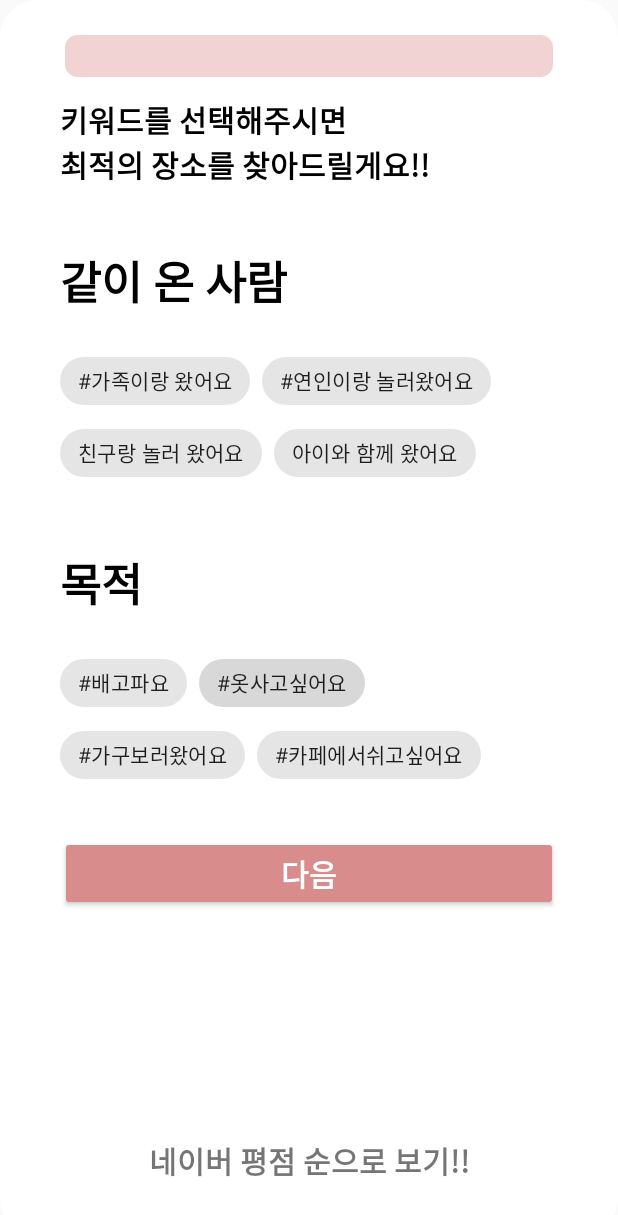
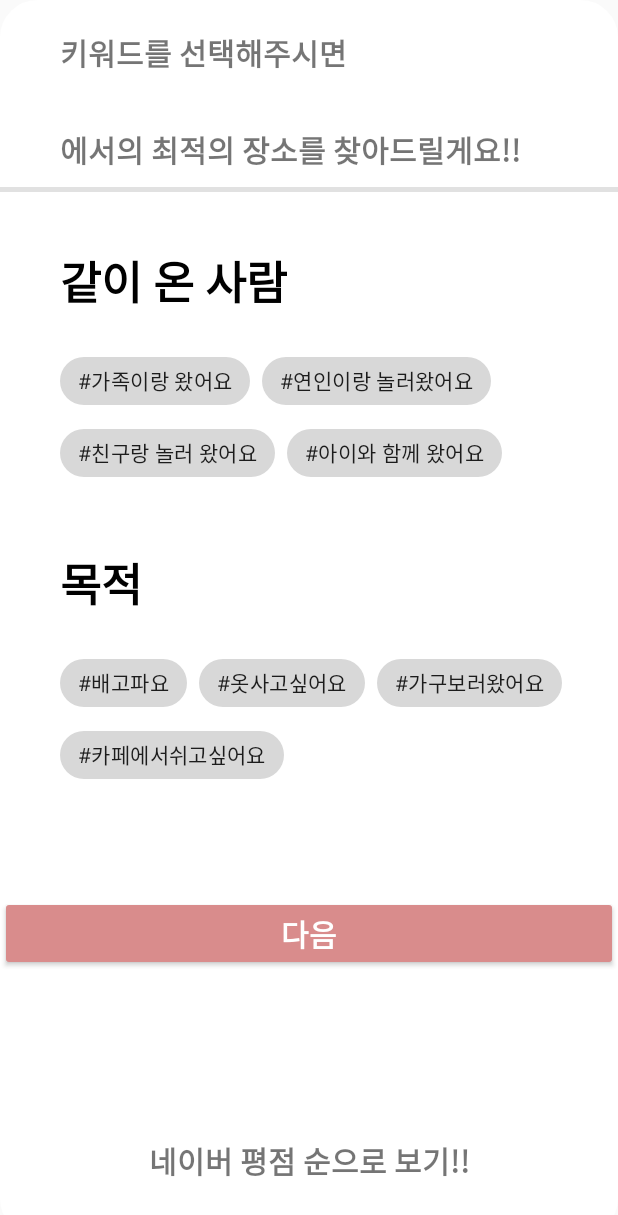
Before and after one commit to kwongustj/project_comehere, an Android app: the KeywordActivity screen opened directly, with no data from a screen before it, on a phone screen of 412 x 824 dp. Shown: the top 1215 px of the screen. Run offline under Robolectric (Android 15) with nearby library versions, the phone set to English and light mode, and no system bars; our stand-ins replace Firebase (no records; nobody signed in at launch, a user with empty details on screens opened directly); 7 statements that could not run were skipped.

Commit message:
Add:  "키워드1부분 레이아웃 전체 수정,편집 완료"

```diff
--- a/Silbi_android/app/src/main/res/layout/activity_keyword.xml
+++ b/Silbi_android/app/src/main/res/layout/activity_keyword.xml
@@ -1,179 +1,197 @@
 <?xml version="1.0" encoding="utf-8"?>
-<androidx.coordinatorlayout.widget.CoordinatorLayout
-xmlns:android="http://schemas.android.com/apk/res/android"
+<androidx.coordinatorlayout.widget.CoordinatorLayout xmlns:android="http://schemas.android.com/apk/res/android"
+    xmlns:app="http://schemas.android.com/apk/res-auto"
     xmlns:tools="http://schemas.android.com/tools"
     android:layout_width="match_parent"
     android:layout_height="match_parent"
-    xmlns:app="http://schemas.android.com/apk/res-auto"
-    tools:context=".MainActivity">
+    tools:context=".MainActivity"
+    >
 
     <androidx.constraintlayout.widget.ConstraintLayout
         android:id="@+id/constraintLayout"
         android:layout_width="match_parent"
         android:layout_height="match_parent"
         android:background="@drawable/rounded"
-        android:paddingTop="20dp"
-        android:paddingLeft="40dp"
-        android:paddingRight="40dp"
         tools:layout_editor_absoluteX="-17dp"
         tools:layout_editor_absoluteY="-17dp">
 
-
-        <androidx.constraintlayout.widget.ConstraintLayout
-            android:id="@+id/FirstFragment"
-            android:layout_width="match_parent"
+        <TextView
+            android:id="@+id/explain1"
+            android:layout_width="wrap_content"
             android:layout_height="wrap_content"
-            android:background="@drawable/rounded_inside"
-            app:layout_constraintTop_toTopOf="parent"
-            tools:layout_editor_absoluteX="16dp">
+            android:fontFamily="@font/nanoom"
+            android:text="키워드를 선택해주시면"
+            android:textSize="20dp"
+            android:paddingLeft="40dp"
+            android:paddingTop="20dp"
+            android:textStyle="bold"
+            app:layout_constraintStart_toStartOf="parent"
+            app:layout_constraintTop_toTopOf="parent" />
 
         <TextView
             android:id="@+id/buildingName"
             android:layout_width="wrap_content"
             android:layout_height="wrap_content"
             android:fontFamily="@font/nanoom"
-                android:text="누구랑 놀러왔요?"
+            android:text="-"
+            android:paddingLeft="40dp"
             android:textSize="25dp"
+            android:textColor="@color/button"
             android:textStyle="bold"
-                app:layout_constraintBottom_toBottomOf="parent"
-                app:layout_constraintEnd_toEndOf="parent"
-                app:layout_constraintStart_toStartOf="parent"
-                app:layout_constraintTop_toTopOf="parent" />
+            app:layout_constraintBottom_toTopOf="@id/explain2"
+            app:layout_constraintStart_toStartOf="@id/explain1"
+            app:layout_constraintTop_toBottomOf="@id/explain1" />
 
-        </androidx.constraintlayout.widget.ConstraintLayout>
 
         <TextView
-            android:paddingTop="10dp"
-            android:id="@+id/explain"
+            android:id="@+id/explain2"
             android:layout_width="wrap_content"
             android:layout_height="wrap_content"
             android:fontFamily="@font/nanoom"
-            android:text="키워드를 선택해주시면 \n최적의 장소를 찾아드릴게요!!"
+            android:text="에서의 최적의 장소를 찾아드릴게요!!"
             android:textSize="20dp"
+            android:paddingLeft="40dp"
             android:textStyle="bold"
-            android:textColor="@color/black"
             app:layout_constraintStart_toStartOf="parent"
-            app:layout_constraintTop_toBottomOf="@id/FirstFragment"/>
+            app:layout_constraintTop_toBottomOf="@id/buildingName" />
+
+        <View
+            android:layout_width="match_parent"
+            android:layout_height="3dp"
+            android:background="@color/browser_actions_divider_color"
+            android:layout_marginTop="10dp"
+            app:layout_constraintTop_toBottomOf="@id/explain2"/>
 
         <TextView
-            android:paddingTop="10dp"
             android:id="@+id/people"
             android:layout_width="wrap_content"
             android:layout_height="wrap_content"
+            android:layout_marginTop="30dp"
             android:fontFamily="@font/nanoom"
-            android:layout_marginTop="30dp"
+            android:paddingTop="20dp"
+            android:paddingBottom="20dp"
+            android:paddingLeft="40dp"
             android:text="같이 온 사람"
-            android:paddingBottom="20dp"
+            android:textColor="@color/black"
             android:textSize="30sp"
             android:textStyle="bold"
-            android:textColor="@color/black"
             app:layout_constraintStart_toStartOf="parent"
-            app:layout_constraintTop_toBottomOf="@id/explain"/>
+            app:layout_constraintTop_toBottomOf="@id/explain2"
+            app:layout_constraintBottom_toTopOf="@id/chipgroup" />
 
         <com.google.android.material.chip.ChipGroup
             android:id="@+id/chipgroup"
+            android:paddingLeft="40dp"
             android:layout_width="wrap_content"
             android:layout_height="wrap_content"
-            app:layout_constraintTop_toBottomOf="@id/people"
-            app:layout_constraintStart_toStartOf="parent">
+            app:layout_constraintStart_toStartOf="parent"
+            app:layout_constraintTop_toBottomOf="@id/people">
 
             <com.google.android.material.chip.Chip
+                android:id="@+id/chip1"
                 style="@style/Widget.MaterialComponents.Chip.Choice"
-                android:id="@+id/chip1"
                 android:layout_width="wrap_content"
                 android:layout_height="wrap_content"
+                android:clickable="true"
                 android:text="#가족이랑 왔어요"
                 android:theme="@style/Theme.MaterialComponents.Light"
-                />
+                app:chipBackgroundColor="@color/bg_chip_state_list" />
 
             <com.google.android.material.chip.Chip
+                android:id="@+id/chip2"
                 style="@style/Widget.MaterialComponents.Chip.Choice"
-                android:id="@+id/chip2"
                 android:layout_width="wrap_content"
                 android:layout_height="wrap_content"
+                android:clickable="true"
                 android:text="#연인이랑 놀러왔어요"
                 android:theme="@style/Theme.MaterialComponents.Light"
-                />
+                app:chipBackgroundColor="@color/bg_chip_state_list" />
 
             <com.google.android.material.chip.Chip
+                android:id="@+id/chip3"
                 style="@style/Widget.MaterialComponents.Chip.Choice"
-                android:id="@+id/chip3"
                 android:layout_width="wrap_content"
                 android:layout_height="wrap_content"
-                android:text="친구랑 놀러 왔어요"
+                android:clickable="true"
+                android:text="#친구랑 놀러 왔어요"
                 android:theme="@style/Theme.MaterialComponents.Light"
-                />
+                app:chipBackgroundColor="@color/bg_chip_state_list" />
 
             <com.google.android.material.chip.Chip
+                android:id="@+id/chip3ㅇ4"
                 style="@style/Widget.MaterialComponents.Chip.Choice"
-                android:id="@+id/chip3ㅇ4"
                 android:layout_width="wrap_content"
                 android:layout_height="wrap_content"
-                android:text="아이와 함께 왔어요"
+                android:clickable="true"
+                android:text="#아이와 함께 왔어요"
                 android:theme="@style/Theme.MaterialComponents.Light"
-                />
+                app:chipBackgroundColor="@color/bg_chip_state_list" />
 
         </com.google.android.material.chip.ChipGroup>
 
         <TextView
-            android:paddingTop="10dp"
             android:id="@+id/purpose"
             android:layout_width="wrap_content"
             android:layout_height="wrap_content"
+            android:layout_marginTop="30dp"
             android:fontFamily="@font/nanoom"
-            android:layout_marginTop="30dp"
+            android:paddingTop="10dp"
+            android:paddingBottom="20dp"
             android:text="목적"
-            android:paddingBottom="20dp"
+            android:paddingLeft="40dp"
+            android:textColor="@color/black"
             android:textSize="30sp"
             android:textStyle="bold"
-            android:textColor="@color/black"
             app:layout_constraintStart_toStartOf="parent"
-            app:layout_constraintTop_toBottomOf="@id/chipgroup"/>
+            app:layout_constraintTop_toBottomOf="@id/chipgroup" />
 
         <com.google.android.material.chip.ChipGroup
             android:id="@+id/chipgroup2"
             android:layout_width="wrap_content"
             android:layout_height="wrap_content"
-            app:layout_constraintTop_toBottomOf="@id/purpose"
-            app:layout_constraintStart_toStartOf="parent">
+            android:paddingLeft="40dp"
+            app:layout_constraintStart_toStartOf="parent"
+            app:layout_constraintTop_toBottomOf="@id/purpose">
 
             <com.google.android.material.chip.Chip
+                android:id="@+id/chip5"
                 style="@style/Widget.MaterialComponents.Chip.Choice"
-                android:id="@+id/chip5"
                 android:layout_width="wrap_content"
                 android:layout_height="wrap_content"
+                android:clickable="true"
                 android:text="#배고파요"
                 android:theme="@style/Theme.MaterialComponents.Light"
-                />
+                app:chipBackgroundColor="@color/bg_chip_state_list" />
 
             <com.google.android.material.chip.Chip
+                android:id="@+id/chip6"
                 style="@style/Widget.MaterialComponents.Chip.Choice"
-                android:id="@+id/chip6"
                 android:layout_width="wrap_content"
                 android:layout_height="wrap_content"
+                android:clickable="true"
                 android:text="#옷사고싶어요"
-                android:clickable="true"
-                app:chipBackgroundColor="@color/bg_chip_state_list"
                 android:theme="@style/Theme.MaterialComponents.Light"
-                />
+                app:chipBackgroundColor="@color/bg_chip_state_list" />
 
             <com.google.android.material.chip.Chip
+                android:id="@+id/chip7"
                 style="@style/Widget.MaterialComponents.Chip.Choice"
-                android:id="@+id/chip7"
                 android:layout_width="wrap_content"
                 android:layout_height="wrap_content"
+                android:clickable="true"
                 android:text="#가구보러왔어요"
                 android:theme="@style/Theme.MaterialComponents.Light"
-                />
+                app:chipBackgroundColor="@color/bg_chip_state_list" />
 
             <com.google.android.material.chip.Chip
+                android:id="@+id/chip8"
                 style="@style/Widget.MaterialComponents.Chip.Choice"
-                android:id="@+id/chip8"
                 android:layout_width="wrap_content"
                 android:layout_height="wrap_content"
+                android:clickable="true"
                 android:text="#카페에서쉬고싶어요"
                 android:theme="@style/Theme.MaterialComponents.Light"
-                />
+                app:chipBackgroundColor="@color/bg_chip_state_list" />
 
         </com.google.android.material.chip.ChipGroup>
 
@@ -181,18 +199,18 @@ xmlns:android="http://schemas.android.com/apk/res/android"
             android:id="@+id/btn1"
             android:layout_width="match_parent"
             android:layout_height="wrap_content"
-            android:layout_marginTop="30dp"
+            android:layout_marginTop="70dp"
             android:backgroundTint="@color/button"
             android:fontFamily="@font/nanoom"
             android:text="다음"
+            android:textColor="@color/white"
             android:textSize="20dp"
-            android:textColor="@color/white"
             android:textStyle="bold"
             app:layout_constraintEnd_toEndOf="parent"
             app:layout_constraintStart_toStartOf="parent"
-            app:layout_constraintTop_toBottomOf="@id/chipgroup2"/>
+            app:layout_constraintTop_toBottomOf="@id/chipgroup2" />
 
     </androidx.constraintlayout.widget.ConstraintLayout>
 
-    <include layout = "@layout/bottom_sheet_layout"/>
+    <include layout="@layout/bottom_sheet_layout" />
 </androidx.coordinatorlayout.widget.CoordinatorLayout>
```
Lines whose indentation alone changed are shown as unchanged.
